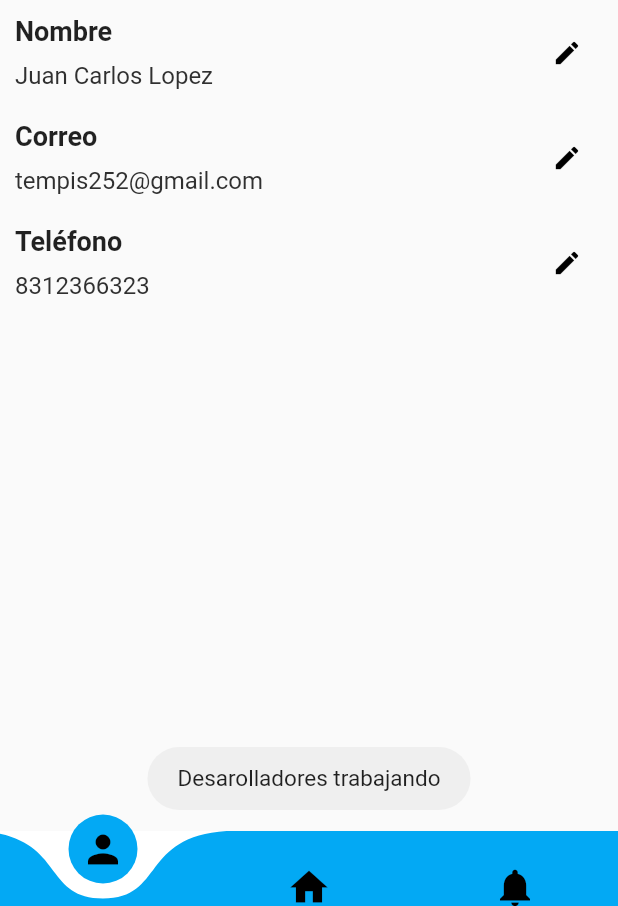
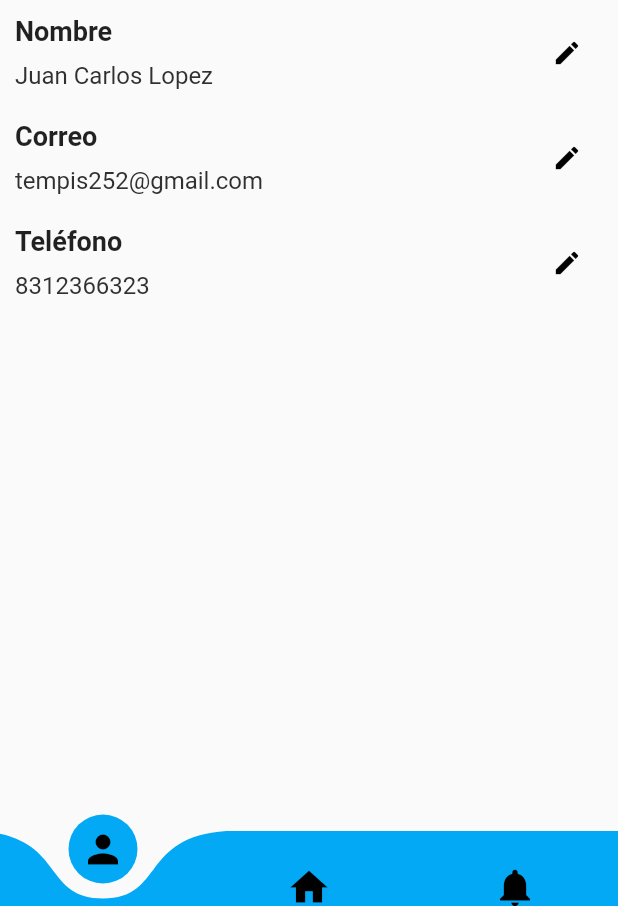
Before and after one commit to RaulHdzDev/blop2, a Flutter app: the BottomNavBar screen opened by its route, after a tap on the "edit" icon, on a phone screen of 412 x 824 dp, the part 330-1236 px from its top. Run offline on Flutter 3.47's test engine with Material 2 defaults, Android fonts, the phone set to English and light mode, and no system bars; drawn by our look-alikes of curved_navigation_bar; our stand-ins replace fluttertoast, simple_animations.

```diff
--- a/lib/inicio_nav.dart
+++ b/lib/inicio_nav.dart
@@ -60,7 +60,7 @@ class _BottomNavBarState extends State<BottomNavBar> {
           buttonBackgroundColor: Colors.lightBlue,
           animationCurve: Curves.easeInOut,
           color: Colors.lightBlue,
-          backgroundColor: Colors.white,
+          backgroundColor: Colors.transparent,
           height: 50,
           animationDuration: Duration(milliseconds: 600),
           onTap: (int tappindex) {
--- a/lib/pages/profile_frag.dart
+++ b/lib/pages/profile_frag.dart
@@ -48,7 +48,7 @@ String _numero="8312366323";
                         color: Colors.black,
                         size: 20,
                       ),
-                      onPressed: () => _showToast("Desarolladores trabajando"))
+                      onPressed: () => Text("o"))
         ],
       ),
     );
@@ -86,7 +86,7 @@ Widget _correo = new Container(
                         color: Colors.black,
                         size: 20,
                       ),
-                      onPressed: () => _showToast("Desarolladores trabajando"))
+                      onPressed: () => Text("o"))
         ],
       ),
     );
@@ -123,7 +123,13 @@ Widget _telefono = new Container(
                         color: Colors.black,
                         size: 20,
                       ),
-                      onPressed: () => _showToast("Desarolladores trabajando"))
+                      onPressed: () {
+                        showBottomSheet(context: context, builder: (context)=>Container(
+                          height: 200,
+                          color: Colors.lightBlue,
+                        ));
+                      }),
+
         ],
       ),
     );
@@ -152,10 +158,6 @@ Widget _telefono = new Container(
       ),
     );
   }
-    void _showToast(String message) {
-    Fluttertoast.showToast(
-      msg: message,
-      fontSize: 15,
-    );
+
+
   }
-}
```
Also changed, not shown: 1 other file.
